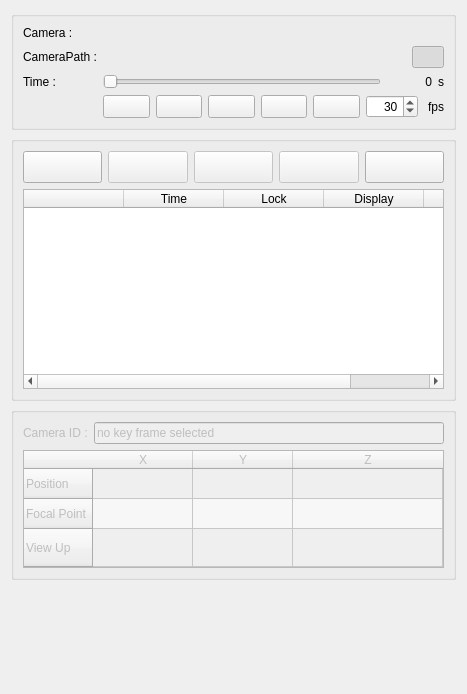
Old version of the form Modules/Loadable/CameraPath/Resources/UI/qSlicerCameraPathModuleWidget.ui in the repository KitwareMedical/Slicer-CameraPath.
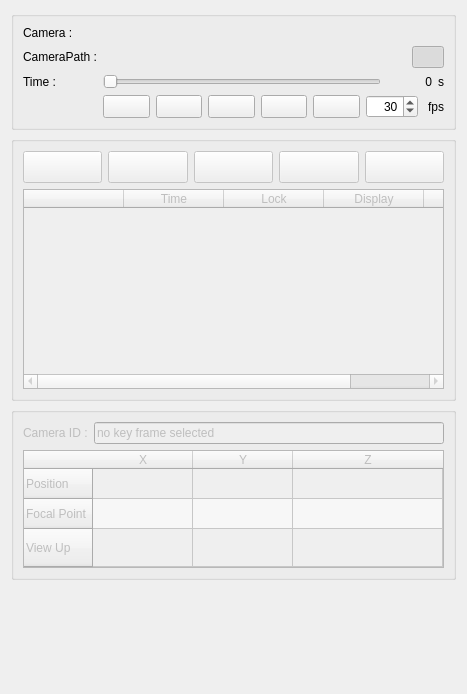
New version of the form. Icons and pictures are not drawn. Custom widgets are drawn as their Qt base class.

Commit message: ENH: disable keyFrames section if no CameraPathNode

Diff of the .ui file:
```diff
--- a/Modules/Loadable/CameraPath/Resources/UI/qSlicerCameraPathModuleWidget.ui
+++ b/Modules/Loadable/CameraPath/Resources/UI/qSlicerCameraPathModuleWidget.ui
@@ -412,7 +412,10 @@
     </widget>
    </item>
    <item>
-    <widget class="ctkCollapsibleButton" name="keyFramesCollapsibleButton">
+    <widget class="ctkCollapsibleButton" name="keyFramesSection">
+     <property name="enabled">
+      <bool>false</bool>
+     </property>
      <property name="text" stdset="0">
       <string>Key Frames</string>
      </property>
@@ -424,9 +427,6 @@
        <layout class="QHBoxLayout" name="horizontalLayout">
         <item>
          <widget class="QPushButton" name="deleteAllPushButton">
-          <property name="enabled">
-           <bool>true</bool>
-          </property>
           <property name="sizePolicy">
            <sizepolicy hsizetype="Preferred" vsizetype="Preferred">
             <horstretch>0</horstretch>
@@ -555,9 +555,6 @@
         </item>
         <item>
          <widget class="QPushButton" name="addKeyFramePushButton">
-          <property name="enabled">
-           <bool>true</bool>
-          </property>
           <property name="sizePolicy">
            <sizepolicy hsizetype="Preferred" vsizetype="Preferred">
             <horstretch>0</horstretch>
```
Left out of the diff: 13 changed lines with no effect on the pictures. The commit also changes 1 other file.
